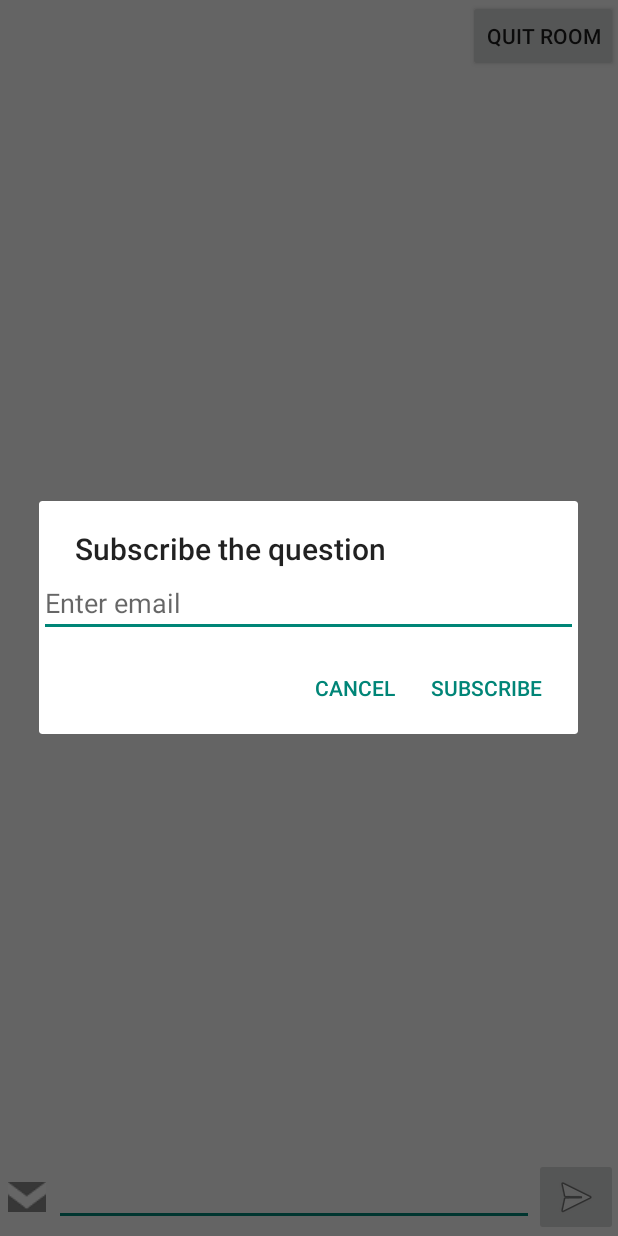
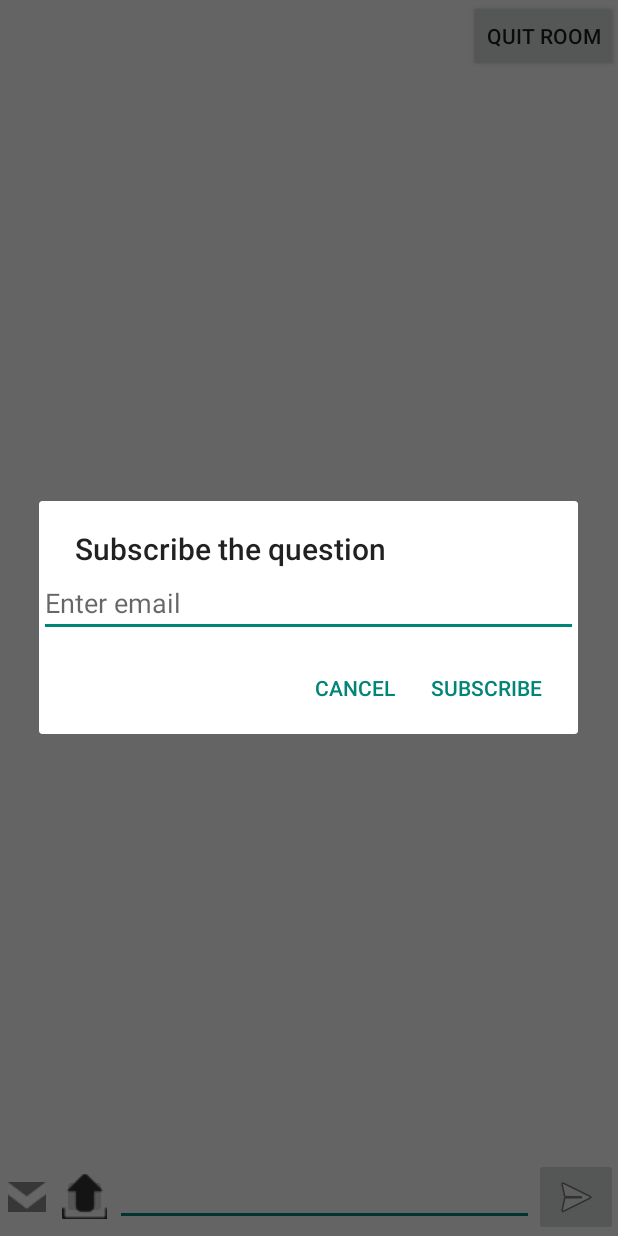
Before and after one commit to opw0011/Question-Room, an Android app: the MainActivity screen opened directly, with no data from a screen before it, after a tap on an icon or button, on a phone screen of 412 x 824 dp. Run offline under Robolectric (Android 15) with nearby library versions, the phone set to English and light mode, and no system bars; libraries missing offline, so code that uses them is left out: com.firebase.client; 5 statements that could not run were skipped.

Commit message:
Add imageupload

```diff
--- a/questionsAndroid/app/src/main/res/layout/activity_main.xml
+++ b/questionsAndroid/app/src/main/res/layout/activity_main.xml
@@ -55,11 +55,21 @@
             android:layout_gravity="center_horizontal|center_vertical"
             />
 
+        <ImageButton
+            android:layout_width="30dp"
+            android:layout_height="30dp"
+            android:id="@+id/imageupload"
+            android:layout_gravity="center_vertical"
+            android:layout_marginLeft="5dp"
+            android:layout_marginRight="5dp"
+            android:src="@drawable/uploadicon"
+            android:onClick="loadImagefromGallery" />
+
         <EditText
             android:id="@+id/messageInput"
             android:layout_width="wrap_content"
             android:layout_height="wrap_content"
-            android:layout_weight="1"
+            android:layout_weight="0.43"
             android:inputType="textShortMessage"
             android:lines="1"
             android:singleLine="true" />
```
Also changed, not shown: questionsAndroid/app/src/main/java/hk/ust/cse/hunkim/questionroom/MainActivity.java (+55 -1 lines), questionsAndroid/app/src/main/res/drawable/uploadicon.png (added).
